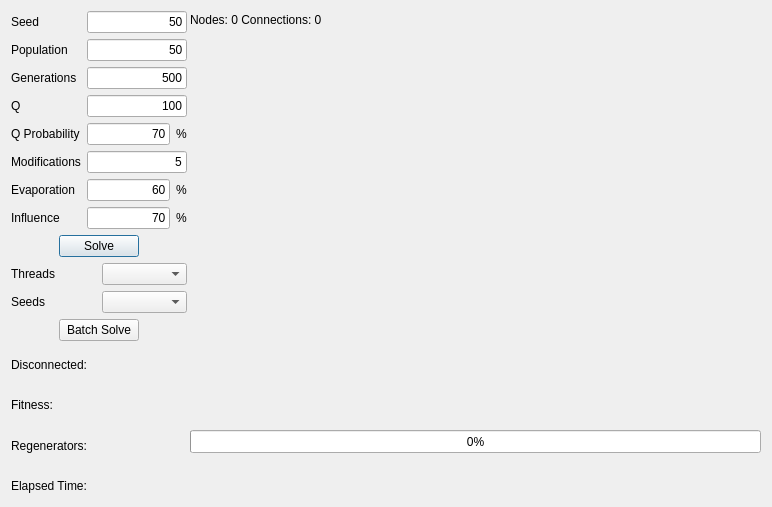
Above: antcolonydialog.ui from xQsme/RLP_Qt before the change. Below: the same form after it.
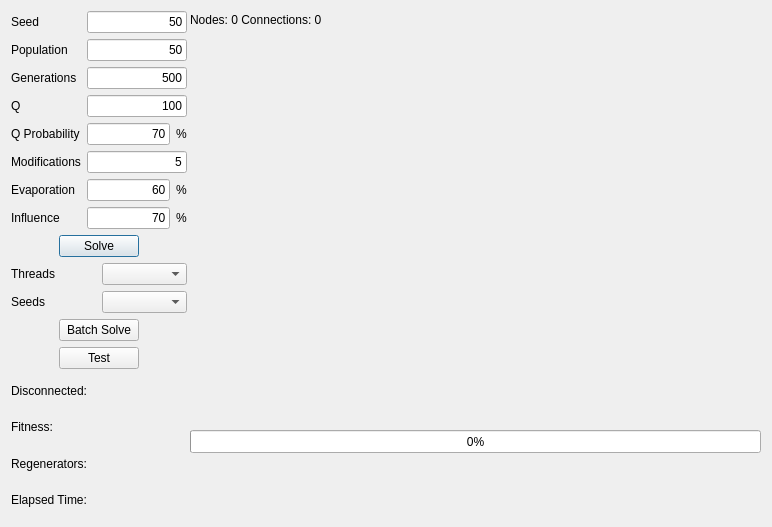
That is the form after the change.

Commit message: Test thread/dialog for ACO

What changed in the file:
```diff
--- a/antcolonydialog.ui
+++ b/antcolonydialog.ui
@@ -7,7 +7,7 @@
     <x>0</x>
     <y>0</y>
     <width>772</width>
-    <height>507</height>
+    <height>527</height>
    </rect>
   </property>
   <property name="windowTitle">
@@ -47,7 +47,7 @@
      <x>11</x>
      <y>11</y>
      <width>176</width>
-     <height>492</height>
+     <height>504</height>
     </rect>
    </property>
    <layout class="QVBoxLayout" name="verticalLayout_4">
@@ -366,6 +366,43 @@
       </item>
      </layout>
     </item>
+    <item>
+     <layout class="QHBoxLayout" name="horizontalLayout_10">
+      <item>
+       <spacer name="horizontalSpacer_5">
+        <property name="orientation">
+         <enum>Qt::Horizontal</enum>
+        </property>
+        <property name="sizeHint" stdset="0">
+         <size>
+          <width>40</width>
+          <height>20</height>
+         </size>
+        </property>
+       </spacer>
+      </item>
+      <item>
+       <widget class="QPushButton" name="pushButtonSolve_2">
+        <property name="text">
+         <string>Test</string>
+        </property>
+       </widget>
+      </item>
+      <item>
+       <spacer name="horizontalSpacer_6">
+        <property name="orientation">
+         <enum>Qt::Horizontal</enum>
+        </property>
+        <property name="sizeHint" stdset="0">
+         <size>
+          <width>40</width>
+          <height>20</height>
+         </size>
+        </property>
+       </spacer>
+      </item>
+     </layout>
+    </item>
     <item>
      <layout class="QVBoxLayout" name="verticalLayout_3">
       <item>
```
The commit also changes 14 other files.
